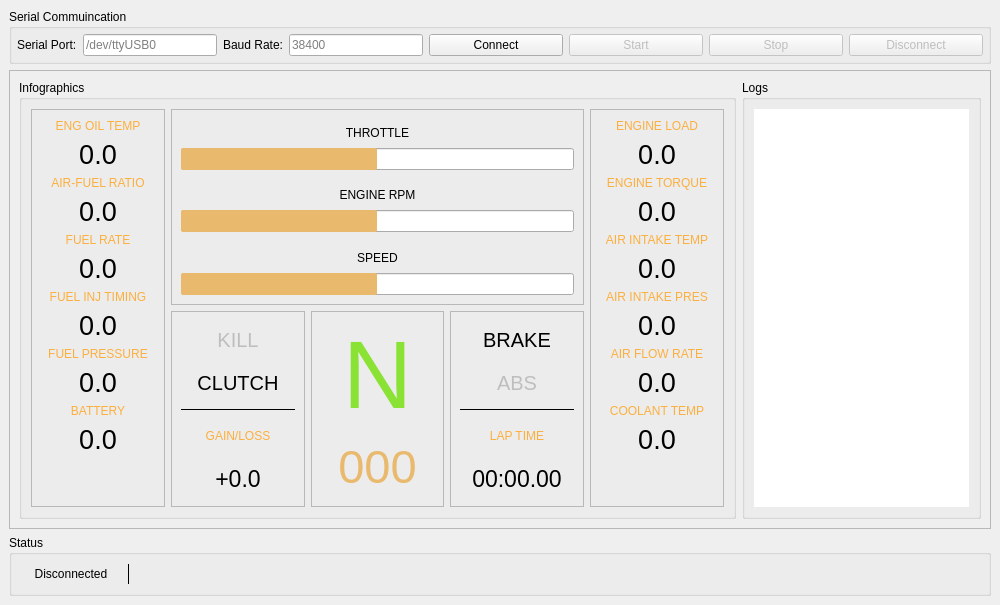
Qt form dashboard.ui (maker-ATOM/ELM327Drive) before a commit.
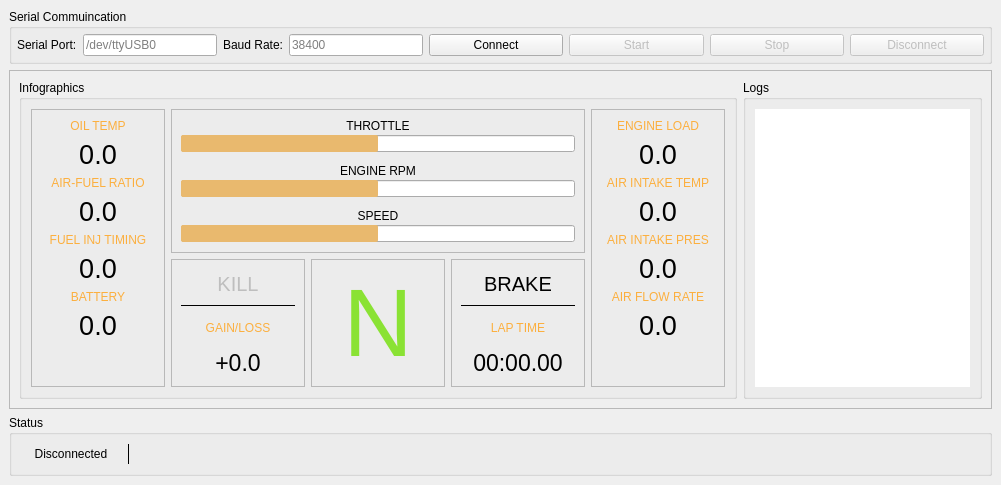
The same form after that commit.

```diff
--- a/dashboard.ui
+++ b/dashboard.ui
@@ -6,8 +6,8 @@
    <rect>
     <x>0</x>
     <y>0</y>
-    <width>1000</width>
-    <height>605</height>
+    <width>1001</width>
+    <height>485</height>
    </rect>
   </property>
   <property name="minimumSize">
@@ -29,7 +29,7 @@
    <property name="minimumSize">
     <size>
      <width>1000</width>
-     <height>605</height>
+     <height>485</height>
     </size>
    </property>
    <layout class="QVBoxLayout" name="verticalLayout_2">
@@ -242,12 +242,12 @@
               </property>
               <layout class="QVBoxLayout" name="verticalLayout_5">
                <item>
-                <widget class="QLabel" name="label_35">
+                <widget class="QLabel" name="label_24">
                  <property name="styleSheet">
                   <string notr="true">color: rgb(252, 175, 62)</string>
                  </property>
                  <property name="text">
-                  <string>ENG OIL TEMP</string>
+                  <string>OIL TEMP</string>
                  </property>
                  <property name="alignment">
                   <set>Qt::AlignCenter</set>
@@ -297,34 +297,6 @@
                  </property>
                 </widget>
                </item>
-               <item>
-                <widget class="QLabel" name="label_36">
-                 <property name="styleSheet">
-                  <string notr="true">color: rgb(252, 175, 62)</string>
-                 </property>
-                 <property name="text">
-                  <string>FUEL RATE</string>
-                 </property>
-                 <property name="alignment">
-                  <set>Qt::AlignCenter</set>
-                 </property>
-                </widget>
-               </item>
-               <item>
-                <widget class="QLabel" name="fuel_rate">
-                 <property name="font">
-                  <font>
-                   <pointsize>20</pointsize>
-                  </font>
-                 </property>
-                 <property name="text">
-                  <string>0.0</string>
-                 </property>
-                 <property name="alignment">
-                  <set>Qt::AlignCenter</set>
-                 </property>
-                </widget>
-               </item>
                <item>
                 <widget class="QLabel" name="label_11">
                  <property name="styleSheet">
@@ -353,34 +325,6 @@
                  </property>
                 </widget>
                </item>
-               <item>
-                <widget class="QLabel" name="label_31">
-                 <property name="styleSheet">
-                  <string notr="true">color: rgb(252, 175, 62)</string>
-                 </property>
-                 <property name="text">
-                  <string>FUEL PRESSURE</string>
-                 </property>
-                 <property name="alignment">
-                  <set>Qt::AlignCenter</set>
-                 </property>
-                </widget>
-               </item>
-               <item>
-                <widget class="QLabel" name="fuel_pres">
-                 <property name="font">
-                  <font>
-                   <pointsize>20</pointsize>
-                  </font>
-                 </property>
-                 <property name="text">
-                  <string>0.0</string>
-                 </property>
-                 <property name="alignment">
-                  <set>Qt::AlignCenter</set>
-                 </property>
-                </widget>
-               </item>
                <item>
                 <widget class="QLabel" name="label_9">
                  <property name="styleSheet">
@@ -449,24 +393,6 @@
                  </property>
                 </widget>
                </item>
-               <item>
-                <widget class="QLabel" name="label_34">
-                 <property name="enabled">
-                  <bool>false</bool>
-                 </property>
-                 <property name="font">
-                  <font>
-                   <pointsize>15</pointsize>
-                  </font>
-                 </property>
-                 <property name="text">
-                  <string>ABS</string>
-                 </property>
-                 <property name="alignment">
-                  <set>Qt::AlignCenter</set>
-                 </property>
-                </widget>
-               </item>
                <item>
                 <widget class="Line" name="line_3">
                  <property name="frameShadow">
@@ -718,34 +644,6 @@
                  </property>
                 </widget>
                </item>
-               <item>
-                <widget class="QLabel" name="label_37">
-                 <property name="styleSheet">
-                  <string notr="true">color: rgb(252, 175, 62)</string>
-                 </property>
-                 <property name="text">
-                  <string>ENGINE TORQUE</string>
-                 </property>
-                 <property name="alignment">
-                  <set>Qt::AlignCenter</set>
-                 </property>
-                </widget>
-               </item>
-               <item>
-                <widget class="QLabel" name="torque">
-                 <property name="font">
-                  <font>
-                   <pointsize>20</pointsize>
-                  </font>
-                 </property>
-                 <property name="text">
-                  <string>0.0</string>
-                 </property>
-                 <property name="alignment">
-                  <set>Qt::AlignCenter</set>
-                 </property>
-                </widget>
-               </item>
                <item>
                 <widget class="QLabel" name="label_33">
                  <property name="styleSheet">
@@ -830,34 +728,6 @@
                  </property>
                 </widget>
                </item>
-               <item>
-                <widget class="QLabel" name="label_24">
-                 <property name="styleSheet">
-                  <string notr="true">color: rgb(252, 175, 62)</string>
-                 </property>
-                 <property name="text">
-                  <string>COOLANT TEMP</string>
-                 </property>
-                 <property name="alignment">
-                  <set>Qt::AlignCenter</set>
-                 </property>
-                </widget>
-               </item>
-               <item>
-                <widget class="QLabel" name="label_32">
-                 <property name="font">
-                  <font>
-                   <pointsize>20</pointsize>
-                  </font>
-                 </property>
-                 <property name="text">
-                  <string>0.0</string>
-                 </property>
-                 <property name="alignment">
-                  <set>Qt::AlignCenter</set>
-                 </property>
-                </widget>
-               </item>
                <item>
                 <spacer name="verticalSpacer_2">
                  <property name="orientation">
@@ -904,24 +774,6 @@
                  </property>
                 </widget>
                </item>
-               <item>
-                <widget class="QLabel" name="label_15">
-                 <property name="font">
-                  <font>
-                   <pointsize>15</pointsize>
-                  </font>
-                 </property>
-                 <property name="styleSheet">
-                  <string notr="true"/>
-                 </property>
-                 <property name="text">
-                  <string>CLUTCH</string>
-                 </property>
-                 <property name="alignment">
-                  <set>Qt::AlignCenter</set>
-                 </property>
-                </widget>
-               </item>
                <item>
                 <widget class="Line" name="line_2">
                  <property name="frameShadow">
@@ -990,27 +842,6 @@
                  </property>
                 </widget>
                </item>
-               <item>
-                <widget class="QLabel" name="speed_val">
-                 <property name="font">
-                  <font>
-                   <pointsize>35</pointsize>
-                   <weight>50</weight>
-                   <italic>false</italic>
-                   <bold>false</bold>
-                  </font>
-                 </property>
-                 <property name="styleSheet">
-                  <string notr="true">color: rgb(233, 185, 110)</string>
-                 </property>
-                 <property name="text">
-                  <string>000</string>
-                 </property>
-                 <property name="alignment">
-                  <set>Qt::AlignCenter</set>
-                 </property>
-                </widget>
-               </item>
               </layout>
              </widget>
             </item>
```
Left out of the diff: 2 changed lines with no effect on the pictures.
